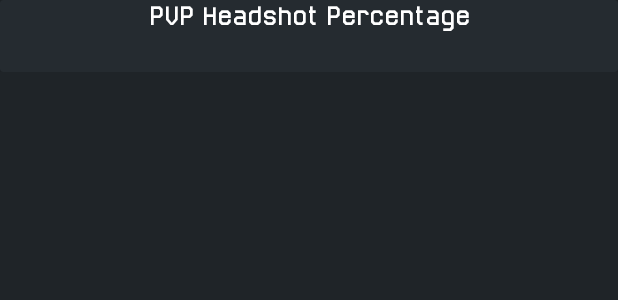
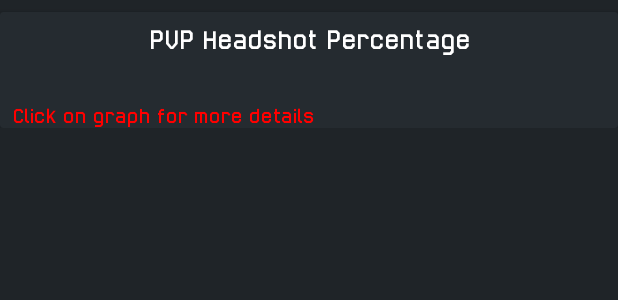
Before and after one commit to marcelonomad/WFStats, an Android app: the layout activity_player_details_stats.xml on its own in the app's theme, with its tools: preview values and no code run, on a phone screen of 412 x 824 dp. Shown: the top 300 px of the screen. Run offline under Robolectric (Android 15) with nearby library versions, the phone set to English and light mode, and no system bars; plain views replace ClickablePieChart.

Commit message:
V1.0.2
Refatoração do código para adequar à obtenção de dados

```diff
--- a/app/src/main/res/layout/activity_player_details_stats.xml
+++ b/app/src/main/res/layout/activity_player_details_stats.xml
@@ -23,6 +23,7 @@
                 <androidx.cardview.widget.CardView
                     android:layout_width="match_parent"
                     android:layout_height="wrap_content"
+                    android:layout_marginTop="8dp"
                     android:backgroundTint="@color/colorPrimaryLight"
                     app:cardBackgroundColor="@color/cardBackgroud"
                     app:layout_constraintBottom_toBottomOf="parent"
@@ -30,20 +31,37 @@
                     app:layout_constraintStart_toStartOf="parent"
                     app:layout_constraintTop_toTopOf="parent">
 
+                    <androidx.constraintlayout.widget.ConstraintLayout
+                        android:layout_width="match_parent"
+                        android:layout_height="match_parent">
+
                         <TextView
                             android:id="@+id/lblHeadshotPVP"
                             android:layout_width="match_parent"
                             android:layout_height="wrap_content"
+                            android:layout_marginStart="8dp"
+                            android:layout_marginTop="8dp"
+                            android:layout_marginEnd="8dp"
                             android:text="@string/pvp_headshot_percentage"
                             android:textAlignment="center"
-                        android:textSize="18sp" />
+                            android:textSize="18sp"
+                            app:layout_constraintEnd_toEndOf="parent"
+                            app:layout_constraintStart_toStartOf="parent"
+                            app:layout_constraintTop_toTopOf="parent" />
 
                         <LinearLayout
+                            android:id="@+id/lilChart"
                             android:layout_width="match_parent"
                             android:layout_height="wrap_content"
                             android:layout_margin="24dp"
+                            android:layout_marginStart="8dp"
+                            android:layout_marginTop="8dp"
+                            android:layout_marginEnd="8dp"
                             android:layout_weight="1"
-                        android:orientation="horizontal">
+                            android:orientation="horizontal"
+                            app:layout_constraintEnd_toEndOf="parent"
+                            app:layout_constraintStart_toStartOf="parent"
+                            app:layout_constraintTop_toBottomOf="@+id/lblHeadshotPVP">
 
                             <com.faskn.lib.ClickablePieChart
                                 android:id="@+id/chart"
@@ -64,8 +82,25 @@
                                 android:layout_weight="1.5" />
                         </LinearLayout>
 
+                        <TextView
+                            android:layout_width="match_parent"
+                            android:layout_height="match_parent"
+                            android:layout_marginStart="8dp"
+                            android:layout_marginTop="8dp"
+                            android:layout_marginEnd="8dp"
+                            android:text="@string/hint_graph"
+                            android:textColor="@color/colorAccent"
+                            app:layout_constraintEnd_toEndOf="parent"
+                            app:layout_constraintStart_toStartOf="parent"
+                            app:layout_constraintTop_toBottomOf="@id/lilChart" />
+                    </androidx.constraintlayout.widget.ConstraintLayout>
+
 
                 </androidx.cardview.widget.CardView>
+
+                <androidx.cardview.widget.CardView
+                    android:layout_width="match_parent"
+                    android:layout_height="wrap_content" />
             </androidx.constraintlayout.widget.ConstraintLayout>
         </LinearLayout>
     </ScrollView>
--- a/app/src/main/res/values/strings.xml
+++ b/app/src/main/res/values/strings.xml
@@ -46,4 +46,5 @@
     <string name="medic">Medic</string>
     <string name="engineer">Engineer</string>
     <string name="heavy" translatable="false">SED</string>
+    <string name="hint_graph">Click on graph for more details</string>
 </resources>
```
Also changed, not shown: app/src/main/java/com/nomad/wfstats/models/Player.kt (+58 -25 lines), app/src/main/java/com/nomad/wfstats/models/PlayerDetails.kt (added, +194 -0 lines), app/src/main/java/com/nomad/wfstats/ui/PlayerDetailsStats.kt (+14 -5 lines), app/src/main/java/com/nomad/wfstats/ui/PlayerStats.kt (+20 -29 lines), 2 other files. Lines whose indentation alone changed are shown as unchanged.
